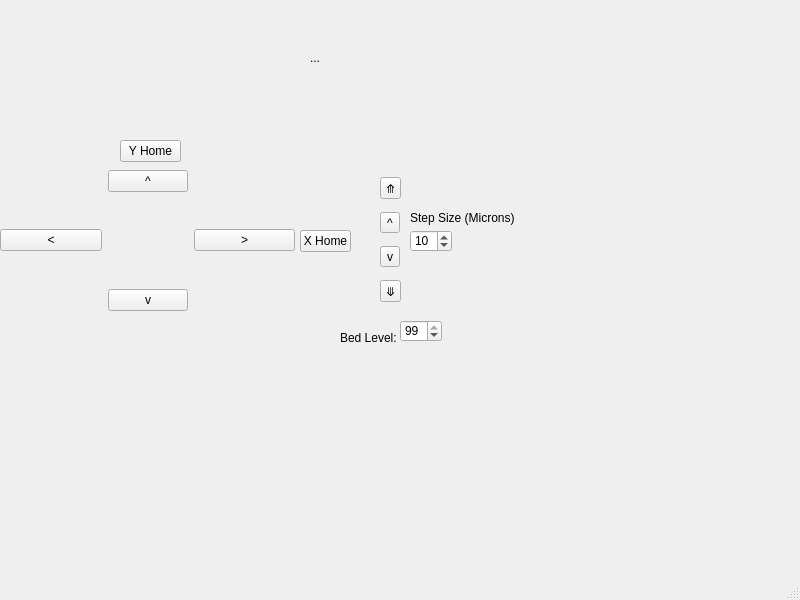
The window that QT_Framework/mainwindow.ui (BYUCreateResearchLab/CREATE_LAB_Binder_Jet_Printer) describes before a commit, drawn with Qt 5.
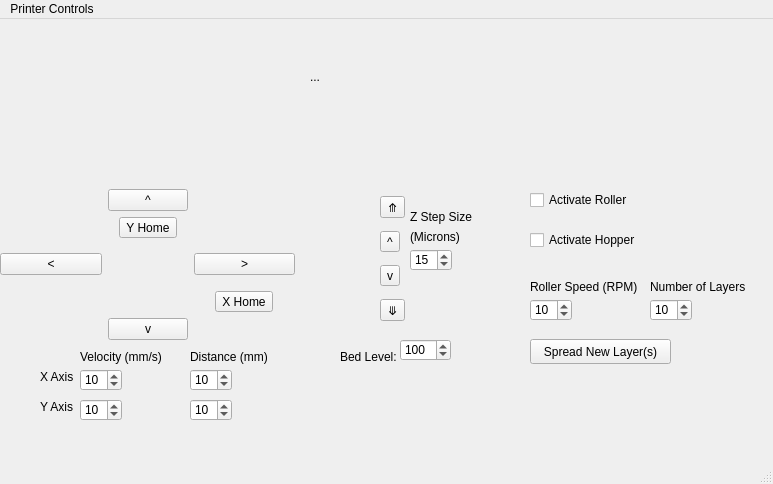
The same window after the commit.

```diff
--- a/QT_Framework/mainwindow.ui
+++ b/QT_Framework/mainwindow.ui
@@ -6,8 +6,8 @@
    <rect>
     <x>0</x>
     <y>0</y>
-    <width>800</width>
-    <height>600</height>
+    <width>773</width>
+    <height>484</height>
    </rect>
   </property>
   <property name="windowTitle">
@@ -20,11 +20,18 @@
       <x>0</x>
       <y>170</y>
       <width>295</width>
-      <height>141</height>
+      <height>151</height>
      </rect>
     </property>
     <layout class="QGridLayout" name="gridLayout">
-     <item row="1" column="1">
+     <item row="1" column="1" alignment="Qt::AlignHCenter">
+      <widget class="QToolButton" name="yHome">
+       <property name="text">
+        <string>Y Home</string>
+       </property>
+      </widget>
+     </item>
+     <item row="2" column="1">
       <spacer name="verticalSpacer">
        <property name="orientation">
         <enum>Qt::Vertical</enum>
@@ -37,7 +44,34 @@
        </property>
       </spacer>
      </item>
-     <item row="1" column="2">
+     <item row="0" column="0">
+      <spacer name="horizontalSpacer">
+       <property name="orientation">
+        <enum>Qt::Horizontal</enum>
+       </property>
+       <property name="sizeHint" stdset="0">
+        <size>
+         <width>40</width>
+         <height>20</height>
+        </size>
+       </property>
+      </spacer>
+     </item>
+     <item row="0" column="1">
+      <widget class="QPushButton" name="yPositive">
+       <property name="text">
+        <string>^</string>
+       </property>
+      </widget>
+     </item>
+     <item row="4" column="1">
+      <widget class="QPushButton" name="yNegative">
+       <property name="text">
+        <string>v</string>
+       </property>
+      </widget>
+     </item>
+     <item row="2" column="2">
       <widget class="QPushButton" name="xPositive">
        <property name="text">
         <string>&gt;</string>
@@ -57,68 +91,22 @@
        </property>
       </spacer>
      </item>
-     <item row="2" column="1">
-      <widget class="QPushButton" name="yNegative">
-       <property name="text">
-        <string>v</string>
-       </property>
-      </widget>
-     </item>
-     <item row="0" column="0">
-      <spacer name="horizontalSpacer">
-       <property name="orientation">
-        <enum>Qt::Horizontal</enum>
-       </property>
-       <property name="sizeHint" stdset="0">
-        <size>
-         <width>40</width>
-         <height>20</height>
-        </size>
-       </property>
-      </spacer>
-     </item>
-     <item row="1" column="0">
+     <item row="2" column="0">
       <widget class="QPushButton" name="xNegative">
        <property name="text">
         <string>&lt;</string>
        </property>
       </widget>
      </item>
-     <item row="0" column="1">
-      <widget class="QPushButton" name="yPositive">
+     <item row="3" column="2" alignment="Qt::AlignHCenter">
+      <widget class="QToolButton" name="xHome">
        <property name="text">
-        <string>^</string>
+        <string>X Home</string>
        </property>
       </widget>
      </item>
     </layout>
    </widget>
-   <widget class="QToolButton" name="xHome">
-    <property name="geometry">
-     <rect>
-      <x>300</x>
-      <y>230</y>
-      <width>51</width>
-      <height>22</height>
-     </rect>
-    </property>
-    <property name="text">
-     <string>X Home</string>
-    </property>
-   </widget>
-   <widget class="QToolButton" name="yHome">
-    <property name="geometry">
-     <rect>
-      <x>120</x>
-      <y>140</y>
-      <width>61</width>
-      <height>22</height>
-     </rect>
-    </property>
-    <property name="text">
-     <string>Y Home</string>
-    </property>
-   </widget>
    <widget class="QLabel" name="label4Fun">
     <property name="geometry">
      <rect>
@@ -137,7 +125,7 @@
      <rect>
       <x>380</x>
       <y>170</y>
-      <width>21</width>
+      <width>29</width>
       <height>141</height>
      </rect>
     </property>
@@ -182,20 +170,20 @@
      </rect>
     </property>
     <property name="value">
-     <number>10</number>
+     <number>15</number>
     </property>
    </widget>
    <widget class="QLabel" name="label">
     <property name="geometry">
      <rect>
       <x>410</x>
-      <y>210</y>
-      <width>111</width>
+      <y>190</y>
+      <width>131</width>
       <height>16</height>
      </rect>
     </property>
     <property name="text">
-     <string>Step Size (Microns)</string>
+     <string>Z Step Size</string>
     </property>
    </widget>
    <widget class="QLabel" name="BedLabel">
@@ -216,27 +204,244 @@
      <rect>
       <x>400</x>
       <y>320</y>
-      <width>42</width>
+      <width>51</width>
       <height>22</height>
      </rect>
     </property>
     <property name="minimum">
      <number>0</number>
     </property>
+    <property name="maximum">
+     <number>300</number>
+    </property>
     <property name="value">
      <number>100</number>
     </property>
    </widget>
+   <widget class="QSpinBox" name="xVelocity">
+    <property name="geometry">
+     <rect>
+      <x>80</x>
+      <y>350</y>
+      <width>42</width>
+      <height>22</height>
+     </rect>
+    </property>
+    <property name="value">
+     <number>10</number>
+    </property>
+   </widget>
+   <widget class="QLabel" name="VelocityLabel">
+    <property name="geometry">
+     <rect>
+      <x>80</x>
+      <y>330</y>
+      <width>111</width>
+      <height>16</height>
+     </rect>
+    </property>
+    <property name="text">
+     <string>Velocity (mm/s)</string>
+    </property>
+   </widget>
+   <widget class="QLabel" name="X_axis">
+    <property name="geometry">
+     <rect>
+      <x>40</x>
+      <y>350</y>
+      <width>55</width>
+      <height>16</height>
+     </rect>
+    </property>
+    <property name="text">
+     <string>X Axis</string>
+    </property>
+   </widget>
+   <widget class="QLabel" name="label_2">
+    <property name="geometry">
+     <rect>
+      <x>190</x>
+      <y>330</y>
+      <width>91</width>
+      <height>16</height>
+     </rect>
+    </property>
+    <property name="text">
+     <string>Distance (mm)</string>
+    </property>
+   </widget>
+   <widget class="QSpinBox" name="xDistance">
+    <property name="geometry">
+     <rect>
+      <x>190</x>
+      <y>350</y>
+      <width>42</width>
+      <height>22</height>
+     </rect>
+    </property>
+    <property name="value">
+     <number>10</number>
+    </property>
+   </widget>
+   <widget class="QSpinBox" name="yVelocity">
+    <property name="geometry">
+     <rect>
+      <x>80</x>
+      <y>380</y>
+      <width>42</width>
+      <height>22</height>
+     </rect>
+    </property>
+    <property name="value">
+     <number>10</number>
+    </property>
+   </widget>
+   <widget class="QLabel" name="Y_axis">
+    <property name="geometry">
+     <rect>
+      <x>40</x>
+      <y>380</y>
+      <width>55</width>
+      <height>16</height>
+     </rect>
+    </property>
+    <property name="text">
+     <string>Y Axis</string>
+    </property>
+   </widget>
+   <widget class="QSpinBox" name="yDistance">
+    <property name="geometry">
+     <rect>
+      <x>190</x>
+      <y>380</y>
+      <width>42</width>
+      <height>22</height>
+     </rect>
+    </property>
+    <property name="value">
+     <number>10</number>
+    </property>
+   </widget>
+   <widget class="QLabel" name="label_3">
+    <property name="geometry">
+     <rect>
+      <x>410</x>
+      <y>210</y>
+      <width>55</width>
+      <height>16</height>
+     </rect>
+    </property>
+    <property name="text">
+     <string>(Microns)</string>
+    </property>
+   </widget>
+   <widget class="QCheckBox" name="activateRoller">
+    <property name="geometry">
+     <rect>
+      <x>530</x>
+      <y>170</y>
+      <width>121</width>
+      <height>22</height>
+     </rect>
+    </property>
+    <property name="text">
+     <string>Activate Roller</string>
+    </property>
+   </widget>
+   <widget class="QCheckBox" name="activateHopper">
+    <property name="geometry">
+     <rect>
+      <x>530</x>
+      <y>210</y>
+      <width>121</width>
+      <height>22</height>
+     </rect>
+    </property>
+    <property name="text">
+     <string>Activate Hopper</string>
+    </property>
+   </widget>
+   <widget class="QPushButton" name="pushButton">
+    <property name="geometry">
+     <rect>
+      <x>530</x>
+      <y>320</y>
+      <width>141</width>
+      <height>25</height>
+     </rect>
+    </property>
+    <property name="text">
+     <string>Spread New Layer(s)</string>
+    </property>
+   </widget>
+   <widget class="QSpinBox" name="xVelocity_2">
+    <property name="geometry">
+     <rect>
+      <x>530</x>
+      <y>280</y>
+      <width>42</width>
+      <height>22</height>
+     </rect>
+    </property>
+    <property name="value">
+     <number>10</number>
+    </property>
+   </widget>
+   <widget class="QSpinBox" name="xDistance_2">
+    <property name="geometry">
+     <rect>
+      <x>650</x>
+      <y>280</y>
+      <width>42</width>
+      <height>22</height>
+     </rect>
+    </property>
+    <property name="value">
+     <number>10</number>
+    </property>
+   </widget>
+   <widget class="QLabel" name="label_4">
+    <property name="geometry">
+     <rect>
+      <x>650</x>
+      <y>260</y>
+      <width>101</width>
+      <height>16</height>
+     </rect>
+    </property>
+    <property name="text">
+     <string>Number of Layers</string>
+    </property>
+   </widget>
+   <widget class="QLabel" name="VelocityLabel_2">
+    <property name="geometry">
+     <rect>
+      <x>530</x>
+      <y>260</y>
+      <width>111</width>
+      <height>16</height>
+     </rect>
+    </property>
+    <property name="text">
+     <string>Roller Speed (RPM)</string>
+    </property>
+   </widget>
   </widget>
   <widget class="QMenuBar" name="menubar">
    <property name="geometry">
     <rect>
      <x>0</x>
      <y>0</y>
-     <width>800</width>
-     <height>26</height>
+     <width>773</width>
+     <height>25</height>
     </rect>
    </property>
+   <widget class="QMenu" name="menuPrinter_Controls">
+    <property name="title">
+     <string>Printer Controls</string>
+    </property>
+   </widget>
+   <addaction name="menuPrinter_Controls"/>
   </widget>
   <widget class="QStatusBar" name="statusbar"/>
  </widget>
```
